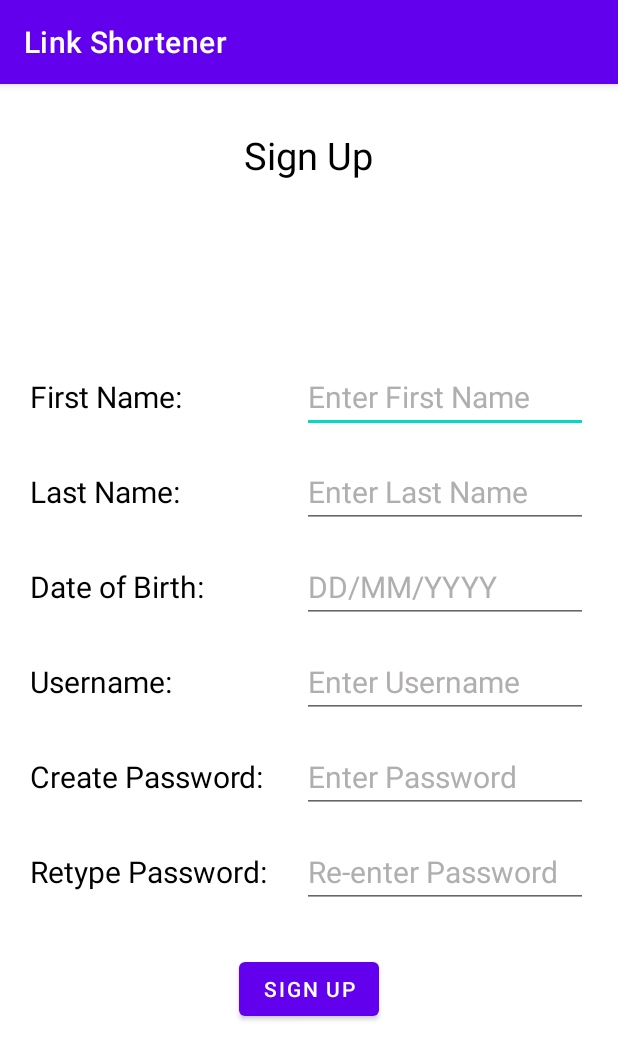
After one commit to GulshanAnand/linkShortener, an Android app: the RegisterActivity screen opened directly, with no data from a screen before it, on a phone screen of 412 x 824 dp. The commit adds this screen. Shown: the top 1060 px of the screen. Run offline under Robolectric (Android 15) with nearby library versions, the phone set to English and light mode, and no system bars.

Commit message:
created sign up page

```diff
--- a/app/src/main/AndroidManifest.xml
+++ b/app/src/main/AndroidManifest.xml
@@ -9,6 +9,7 @@
         android:roundIcon="@mipmap/ic_launcher_round"
         android:supportsRtl="true"
         android:theme="@style/Theme.LinkShortener">
+        <activity android:name=".RegisterActivity"></activity>
         <activity android:name=".MainActivity">
             <intent-filter>
                 <action android:name="android.intent.action.MAIN" />
--- /dev/null
+++ b/app/src/main/java/com/cyberlabs/linkshortener/RegisterActivity.java
@@ -0,0 +1,14 @@
+package com.cyberlabs.linkshortener;
+
+import androidx.appcompat.app.AppCompatActivity;
+
+import android.os.Bundle;
+
+public class RegisterActivity extends AppCompatActivity {
+
+    @Override
+    protected void onCreate(Bundle savedInstanceState) {
+        super.onCreate(savedInstanceState);
+        setContentView(R.layout.activity_register);
+    }
+}
--- a/app/src/main/res/layout/activity_main.xml
+++ b/app/src/main/res/layout/activity_main.xml
@@ -78,6 +78,7 @@
                 android:layout_marginTop="15sp"
                 android:layout_marginLeft="20sp"
                 android:layout_marginRight="20sp"
+                android:inputType="textPassword"
                 />
         </LinearLayout>
 
--- /dev/null
+++ b/app/src/main/res/layout/activity_register.xml
@@ -0,0 +1,195 @@
+<?xml version="1.0" encoding="utf-8"?>
+<androidx.constraintlayout.widget.ConstraintLayout xmlns:android="http://schemas.android.com/apk/res/android"
+    xmlns:app="http://schemas.android.com/apk/res-auto"
+    xmlns:tools="http://schemas.android.com/tools"
+    android:layout_width="match_parent"
+    android:layout_height="match_parent"
+    tools:context=".RegisterActivity">
+
+    <LinearLayout
+        android:layout_width="match_parent"
+        android:layout_height="match_parent"
+        android:orientation="vertical">
+        <TextView
+            android:layout_width="wrap_content"
+            android:layout_height="wrap_content"
+            android:layout_margin="30dp"
+            android:layout_gravity="center"
+            android:text="Sign Up"
+            android:textColor="@color/black"
+            android:textSize="25sp"/>
+        <LinearLayout
+            android:layout_width="match_parent"
+            android:layout_height="wrap_content"
+            android:orientation="horizontal">
+            <TextView
+                android:layout_width="wrap_content"
+                android:layout_height="wrap_content"
+                android:text="First Name:"
+                android:textColor="@color/black"
+                android:textSize="20sp"
+                android:layout_marginTop="90sp"
+                android:width="161dp"
+                android:layout_marginLeft="20sp"
+                />
+            <EditText
+                android:id="@+id/fname"
+                android:layout_width="match_parent"
+                android:layout_height="wrap_content"
+                android:textColor="@color/black"
+                android:textSize="20sp"
+                android:textColorHint="#B1AEAE"
+                android:hint="Enter First Name"
+                android:layout_marginTop="90sp"
+                android:layout_marginLeft="20sp"
+                android:layout_marginRight="20sp"
+                />
+        </LinearLayout>
+        <LinearLayout
+            android:layout_width="match_parent"
+            android:layout_height="wrap_content"
+            android:orientation="horizontal">
+            <TextView
+                android:layout_width="wrap_content"
+                android:layout_height="wrap_content"
+                android:text="Last Name:"
+                android:textColor="@color/black"
+                android:textSize="20sp"
+                android:layout_marginTop="15sp"
+                android:width="161dp"
+                android:layout_marginLeft="20sp"
+                />
+            <EditText
+                android:id="@+id/lname"
+                android:layout_width="match_parent"
+                android:layout_height="wrap_content"
+                android:textColor="@color/black"
+                android:textSize="20sp"
+                android:textColorHint="#B1AEAE"
+                android:hint="Enter Last Name"
+                android:layout_marginTop="15sp"
+                android:layout_marginLeft="20sp"
+                android:layout_marginRight="20sp"
+                />
+        </LinearLayout>
+        <LinearLayout
+            android:layout_width="match_parent"
+            android:layout_height="wrap_content"
+            android:orientation="horizontal">
+            <TextView
+                android:layout_width="wrap_content"
+                android:layout_height="wrap_content"
+                android:text="Date of Birth:"
+                android:textColor="@color/black"
+                android:textSize="20sp"
+                android:layout_marginTop="15sp"
+                android:width="161dp"
+                android:layout_marginLeft="20sp"
+                />
+            <EditText
+                android:id="@+id/dob"
+                android:layout_width="match_parent"
+                android:layout_height="wrap_content"
+                android:textColor="@color/black"
+                android:textSize="20sp"
+                android:textColorHint="#B1AEAE"
+                android:hint="DD/MM/YYYY"
+                android:layout_marginTop="15sp"
+                android:layout_marginLeft="20sp"
+                android:layout_marginRight="20sp"
+                />
+        </LinearLayout>
+        <LinearLayout
+            android:layout_width="match_parent"
+            android:layout_height="wrap_content"
+            android:orientation="horizontal">
+            <TextView
+                android:layout_width="wrap_content"
+                android:layout_height="wrap_content"
+                android:text="Username:"
+                android:textColor="@color/black"
+                android:textSize="20sp"
+                android:layout_marginTop="15sp"
+                android:width="161dp"
+                android:layout_marginLeft="20sp"
+                />
+            <EditText
+                android:id="@+id/uname"
+                android:layout_width="match_parent"
+                android:layout_height="wrap_content"
+                android:textColor="@color/black"
+                android:textSize="20sp"
+                android:textColorHint="#B1AEAE"
+                android:hint="Enter Username"
+                android:layout_marginTop="15sp"
+                android:layout_marginLeft="20sp"
+                android:layout_marginRight="20sp"
+                />
+        </LinearLayout>
+        <LinearLayout
+            android:layout_width="match_parent"
+            android:layout_height="wrap_content"
+            android:orientation="horizontal">
+            <TextView
+                android:layout_width="wrap_content"
+                android:layout_height="wrap_content"
+                android:text="Create Password:"
+                android:textColor="@color/black"
+                android:textSize="20sp"
+                android:layout_marginTop="15sp"
+                android:width="161dp"
+                android:layout_marginLeft="20sp"
+                />
+            <EditText
+                android:id="@+id/pass"
+                android:layout_width="match_parent"
+                android:layout_height="wrap_content"
+                android:textColor="@color/black"
+                android:textSize="20sp"
+                android:textColorHint="#B1AEAE"
+                android:hint="Enter Password"
+                android:layout_marginTop="15sp"
+                android:layout_marginLeft="20sp"
+                android:layout_marginRight="20sp"
+                android:inputType="textPassword"
+                />
+        </LinearLayout>
+        <LinearLayout
+            android:layout_width="match_parent"
+            android:layout_height="wrap_content"
+            android:orientation="horizontal">
+            <TextView
+                android:layout_width="wrap_content"
+                android:layout_height="wrap_content"
+                android:text="Retype Password:"
+                android:textColor="@color/black"
+                android:textSize="20sp"
+                android:layout_marginTop="15sp"
+                android:width="161dp"
+                android:layout_marginLeft="20sp"
+                />
+            <EditText
+                android:id="@+id/cpass"
+                android:layout_width="match_parent"
+                android:layout_height="wrap_content"
+                android:textColor="@color/black"
+                android:textSize="20sp"
+                android:textColorHint="#B1AEAE"
+                android:hint="Re-enter Password"
+                android:layout_marginTop="15sp"
+                android:layout_marginLeft="20sp"
+                android:layout_marginRight="20sp"
+                android:inputType="textPassword"
+                />
+        </LinearLayout>
+        <Button
+            android:id="@+id/sign_up"
+            android:layout_width="wrap_content"
+            android:layout_height="wrap_content"
+            android:layout_marginTop="30sp"
+            android:layout_gravity="center"
+            android:text="Sign Up"
+            />
+    </LinearLayout>
+
+</androidx.constraintlayout.widget.ConstraintLayout>
```
